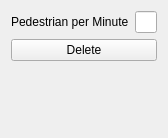
UmutSahinSE/Ata-Caddesi-Simulator, file zebracrossingoptions.ui: the form before one commit.
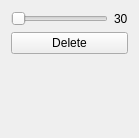
The form after the commit.

Diff of the .ui file:
```diff
--- a/zebracrossingoptions.ui
+++ b/zebracrossingoptions.ui
@@ -17,14 +17,18 @@
    <item row="0" column="0">
     <layout class="QHBoxLayout" name="horizontalLayout">
      <item>
-      <widget class="QLabel" name="Pedestrianlabel">
-       <property name="text">
-        <string>Pedestrian per Minute</string>
+      <widget class="QSlider" name="horizontalSlider">
+       <property name="orientation">
+        <enum>Qt::Horizontal</enum>
        </property>
       </widget>
      </item>
      <item>
-      <widget class="QLineEdit" name="PedestrianEdit"/>
+      <widget class="QLabel" name="Pedestrianlabel">
+       <property name="text">
+        <string>30</string>
+       </property>
+      </widget>
      </item>
     </layout>
    </item>
```
